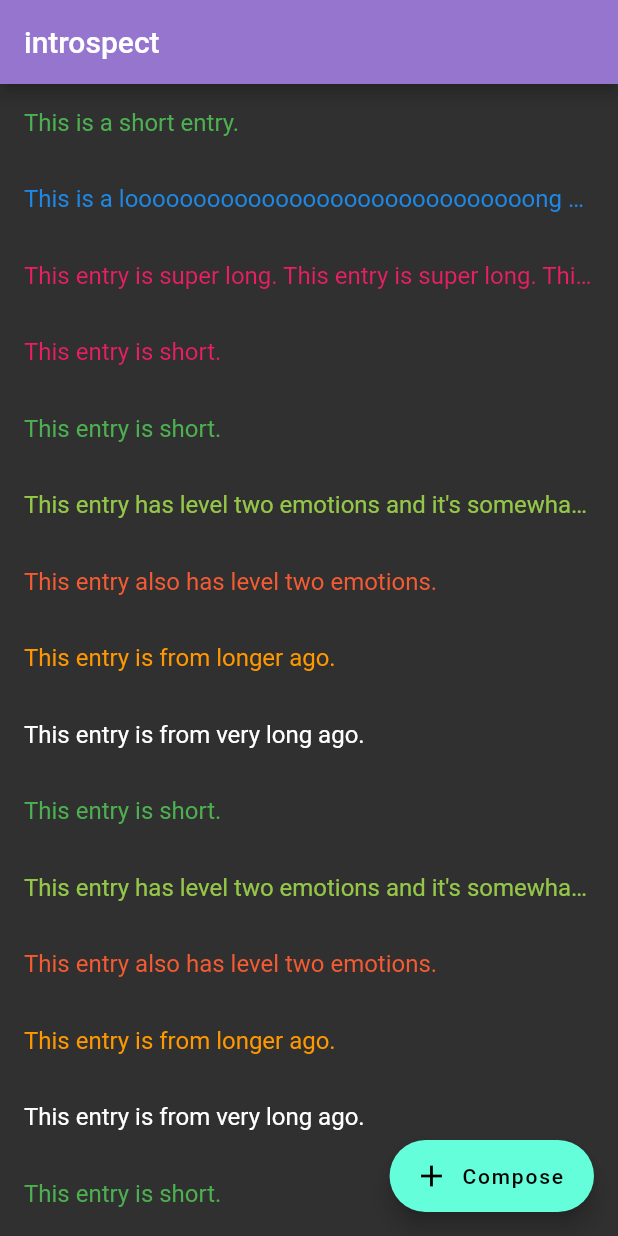
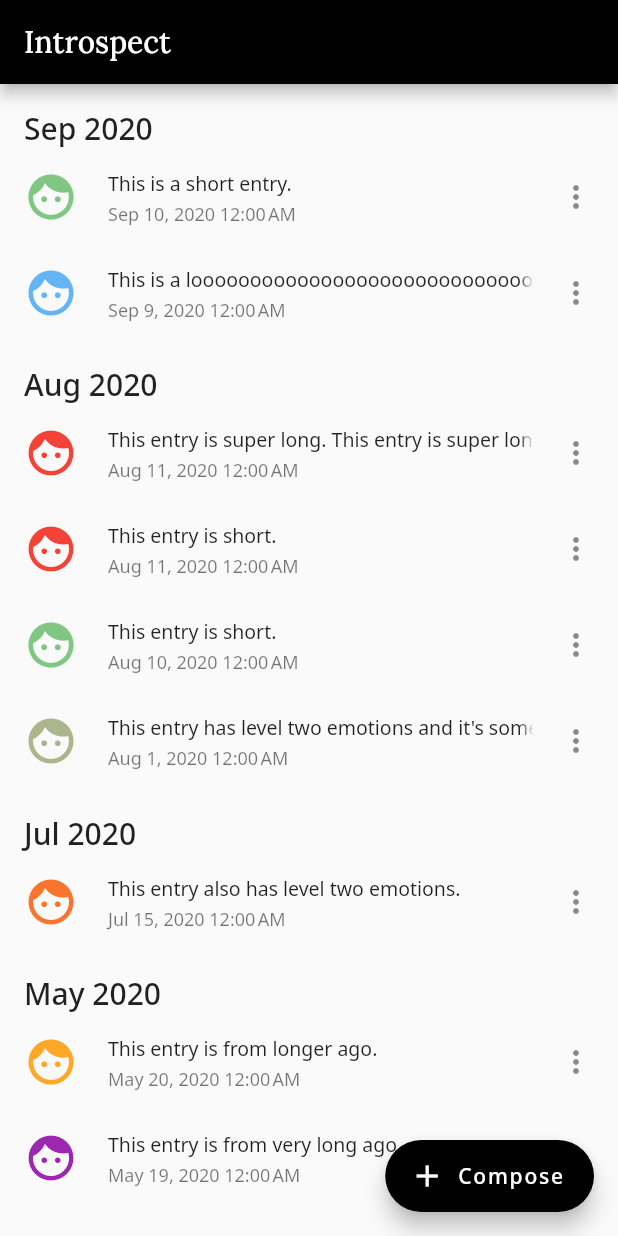
Before and after one commit to willxu1234/introspect, a Flutter app: the screen it shows after launch, on a phone screen of 412 x 824 dp. Run offline on Flutter 3.47's test engine with Material 2 defaults, Android fonts, the phone set to English and light mode, and no system bars; our stand-ins replace google_fonts.

Commit message:
change theme, make home list look nicer

```diff
--- a/lib/main.dart
+++ b/lib/main.dart
@@ -1,4 +1,5 @@
 import 'package:flutter/material.dart';
+import 'package:google_fonts/google_fonts.dart';
 import 'package:introspect/models/entries.dart';
 import 'package:introspect/screens/home.dart';
 import 'package:provider/provider.dart';
@@ -18,8 +19,13 @@ class MyApp extends StatelessWidget {
     return MaterialApp(
       title: 'Introspect',
       theme: ThemeData(
-        brightness: Brightness.dark,
-        primaryColor: Colors.deepPurple[300],
+        // brightness: Brightness.dark,
+        // primaryColor: Colors.deepPurple[300],
+        // primaryColor: Colors.grey[800],
+        primaryColor: Colors.black,
+        // accentColor: Colors.grey[800],
+        accentColor: Colors.black,
+        textTheme: GoogleFonts.notoSansTextTheme(),
         visualDensity: VisualDensity.adaptivePlatformDensity,
       ),
       home: HomePage(),
--- a/lib/models/emotions.dart
+++ b/lib/models/emotions.dart
@@ -136,11 +136,11 @@ class Emotions {
     });
   }
 
-  static final Color joyColor = Colors.green;
-  static final Color loveColor = Colors.yellow;
-  static final Color fearColor = Colors.orange;
-  static final Color angerColor = Colors.pink[500];
-  static final Color sadnessColor = Colors.blue[600];
-  static final Color surpriseColor = Colors.white;
+  static final Color joyColor = Colors.green[300];
+  static final Color loveColor = Colors.red[200];
+  static final Color fearColor = Colors.orange[400];
+  static final Color angerColor = Colors.red[500];
+  static final Color sadnessColor = Colors.blue[300];
+  static final Color surpriseColor = Colors.purple[500];
   static final Emotion wheel = generateWheel();
 }
--- a/lib/models/entries.dart
+++ b/lib/models/entries.dart
@@ -41,29 +41,29 @@ class EntriesModel extends ChangeNotifier {
         Emotions.wheel.children["anger"].children["enraged"]),
     Entry(DateTime.utc(2020, 5, 20), "This entry is from longer ago.",
         Emotions.wheel.children["fear"]),
-    Entry(DateTime.utc(1989, 1, 1), "This entry is from very long ago.",
+    Entry(DateTime.utc(2020, 5, 19), "This entry is from very long ago.",
         Emotions.wheel.children["surprise"]),
-    Entry(DateTime.utc(2020, 8, 10), "This entry is short.",
+    Entry(DateTime.utc(2020, 4, 10), "This entry is short.",
         Emotions.wheel.children["joy"]),
     Entry(
-        DateTime.utc(2020, 8, 1),
+        DateTime.utc(2019, 8, 1),
         "This entry has level two emotions and it's somewhat long.",
         Emotions.wheel.children["joy"].children["euphoric"]),
-    Entry(DateTime.utc(2020, 7, 15), "This entry also has level two emotions.",
+    Entry(DateTime.utc(2019, 7, 15), "This entry also has level two emotions.",
         Emotions.wheel.children["anger"].children["enraged"]),
-    Entry(DateTime.utc(2020, 5, 20), "This entry is from longer ago.",
+    Entry(DateTime.utc(2019, 5, 20), "This entry is from longer ago.",
         Emotions.wheel.children["fear"]),
-    Entry(DateTime.utc(1989, 1, 1), "This entry is from very long ago.",
+    Entry(DateTime.utc(2018, 1, 1), "This entry is from very long ago.",
         Emotions.wheel.children["surprise"]),
-    Entry(DateTime.utc(2020, 8, 10), "This entry is short.",
+    Entry(DateTime.utc(2018, 8, 10), "This entry is short.",
         Emotions.wheel.children["joy"]),
     Entry(
-        DateTime.utc(2020, 8, 1),
+        DateTime.utc(2017, 8, 1),
         "This entry has level two emotions and it's somewhat long.",
         Emotions.wheel.children["joy"].children["euphoric"]),
-    Entry(DateTime.utc(2020, 7, 15), "This entry also has level two emotions.",
+    Entry(DateTime.utc(2017, 7, 15), "This entry also has level two emotions.",
         Emotions.wheel.children["anger"].children["enraged"]),
-    Entry(DateTime.utc(2020, 5, 20), "This entry is from longer ago.",
+    Entry(DateTime.utc(2006, 5, 20), "This entry is from longer ago.",
         Emotions.wheel.children["fear"]),
     Entry(DateTime.utc(1989, 1, 1), "This entry is from very long ago.",
         Emotions.wheel.children["surprise"]),
--- a/lib/widgets/entry_list.dart
+++ b/lib/widgets/entry_list.dart
@@ -1,4 +1,5 @@
 import 'package:flutter/material.dart';
+import 'package:intl/intl.dart';
 import 'package:introspect/models/entries.dart';
 import 'package:provider/provider.dart';
 
@@ -14,6 +15,7 @@ class EntryListWidget extends StatefulWidget {
 }
 
 class _EntryListWidgetState extends State<EntryListWidget> {
+  // Used to generate date headers.
   @override
   Widget build(BuildContext context) {
     // Retrieves entries directly from EntriesModel.
@@ -21,27 +23,42 @@ class _EntryListWidgetState extends State<EntryListWidget> {
       return ListView.builder(
         itemCount: entries.length,
         itemBuilder: (context, position) {
-          return Padding(
-            padding: const EdgeInsets.all(8.0),
-            child: Row(children: <Widget>[
-              Expanded(
-                child: InkWell(
-                  onTap: () {
-                    // Set position on tap in HomePage through callback.
-                    widget._onEntrySelected(position);
-                  },
-                  child: Padding(
-                    padding: const EdgeInsets.all(8.0),
-                    // Choose which entry to display.
-                    child: Text(entries.getEntry(position).body,
-                        overflow: TextOverflow.ellipsis,
-                        style: Theme.of(context).textTheme.subtitle1.copyWith(
-                            color: entries.getEntry(position).emotion.color)),
-                  ),
-                ),
-              ),
-            ]),
-          );
+          Entry entry = entries.getEntry(position);
+
+          return Column(children: <Widget>[
+            (() {
+              // Anonymous immediate function used to dynamically generate a
+              // header if the month changed.
+              if (position == 0 ||
+                  entry.date.month !=
+                      entries.getEntry(position - 1).date.month) {
+                return SizedBox(
+                    width: double.infinity,
+                    child: Padding(
+                      padding: EdgeInsets.only(top: 16.0, left: 16.0),
+                      child: Text(DateFormat.yMMM().format(entry.date),
+                          style: Theme.of(context).textTheme.headline6),
+                    ));
+              }
+              return Container();
+            }()),
+            ListTile(
+              dense: true,
+              leading: Icon(Icons.face, color: entry.emotion.color, size: 36),
+              trailing: const Icon(Icons.more_vert),
+              title: Text(entry.body,
+                  overflow: TextOverflow.fade, maxLines: 1, softWrap: false),
+              subtitle: Text(DateFormat.yMMMd().add_jm().format(entry.date)),
+              onTap: () {
+                // Set position on tap in Homepage through callback.
+                widget._onEntrySelected(position);
+              },
+            ),
+            // Add some padding at the end so users can scroll past the bottom.
+            position == entries.length - 1
+                ? Padding(padding: EdgeInsets.only(bottom: 96.0))
+                : Container()
+          ]);
         },
       );
     });
--- a/lib/widgets/reusable_widgets.dart
+++ b/lib/widgets/reusable_widgets.dart
@@ -1,9 +1,11 @@
 import 'package:flutter/material.dart';
+import 'package:google_fonts/google_fonts.dart';
 
 class ReusableWidgets {
   static getAppBar() {
     return AppBar(
-      title: Text("introspect"),
+      // leading: Icon(Icons.menu),
+      title: Text("Introspect", style: GoogleFonts.lora()),
     );
   }
 }
--- a/pubspec.yaml
+++ b/pubspec.yaml
@@ -28,7 +28,8 @@ dependencies:
   # The following adds the Cupertino Icons font to your application.
   # Use with the CupertinoIcons class for iOS style icons.
   cupertino_icons: ^0.1.3
-
+  google_fonts: ^1.1.0
+  intl: ^0.16.1
   provider: ^3.0.0
 
 dev_dependencies:
```
Also changed, not shown: pubspec.lock.
